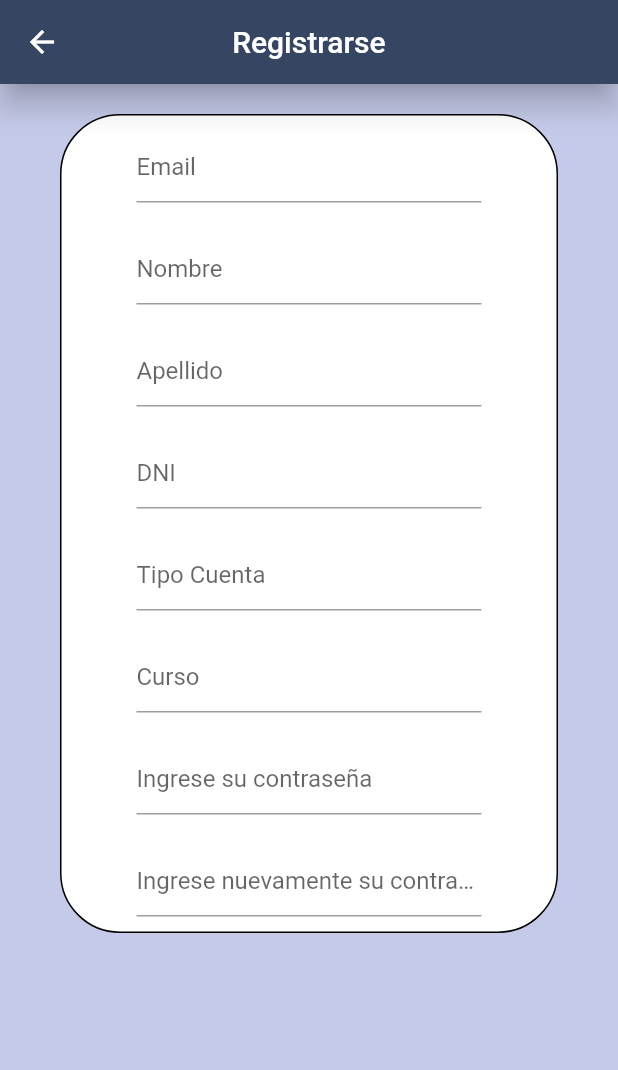
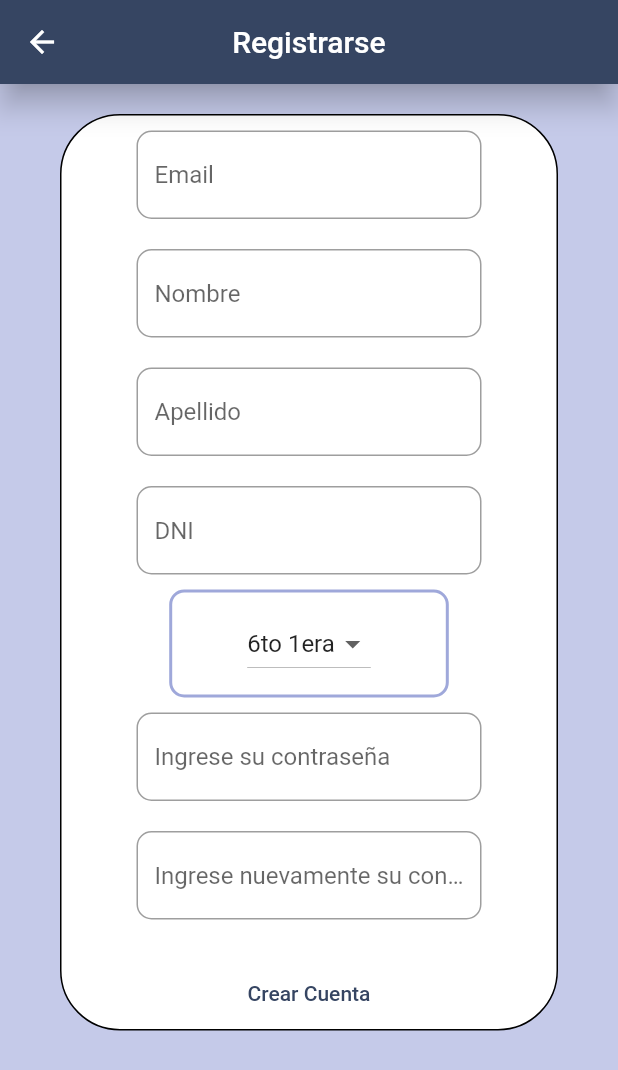
Before and after one commit to Julian-Alcaraz/schollinorder, a Flutter app: the CrearCuenta screen opened by its route, on a phone screen of 412 x 824 dp. Shown: the top 1070 px of the screen. Run offline on Flutter 3.47's test engine with Material 2 defaults, Android fonts, the phone set to English and light mode, and no system bars.

Commit message:
Botón "crear cuenta"

```diff
--- a/lib/UI/src/pages/login/crearcuenta.dart
+++ b/lib/UI/src/pages/login/crearcuenta.dart
@@ -1,7 +1,31 @@
 import 'package:flutter/material.dart';
 
-class CrearCuenta extends StatelessWidget {
+class CrearCuenta extends StatefulWidget {
   @override
+  _CrearCuentaState createState() => _CrearCuentaState();
+}
+
+class _CrearCuentaState extends State<CrearCuenta> {
+  List<String> listaCursos = [
+    "6to 1era",
+    "6to 2da",
+    "5to 1era",
+    "5to 2da",
+  ];
+  String valorCurso = "";
+
+  List<String> listaTipoCuenta = [
+    "Alumno/a",
+    "Profesor/a",
+    "Administrador/a",
+  ];
+  String ValorTipoCuenta = "";
+  @override
+  void initState() {
+    valorCurso = listaCursos.first;
+    super.initState();
+  }
+
   Widget build(BuildContext context) {
     return Scaffold(
       backgroundColor: Colors.indigo.shade100,
@@ -27,10 +51,21 @@ class CrearCuenta extends StatelessWidget {
                   camponombre(),
                   campoapellido(),
                   campodni(),
-                  campotipocuenta(),
-                  campocurso(),
+                  //          _botonDesplegableTipoCuenta(),
+                  _botonDesplegableCurso(),
                   campocontrasena(),
                   campoconfirmacioncontrasena(),
+                  Padding(
+                    padding: const EdgeInsets.only(top: 15),
+                    child: TextButton(
+                        onPressed: () {
+                          Navigator.of(context).pushNamed("/CrearCuenta");
+                        },
+                        child: Text('Crear Cuenta'),
+                        style: TextButton.styleFrom(
+                          primary: Color(0xFF364562),
+                        )),
+                  )
                 ],
               ),
             ),
@@ -39,7 +74,6 @@ class CrearCuenta extends StatelessWidget {
       ),
     );
   }
-}
 
   Widget campoemail() {
     return Container(
@@ -47,7 +81,10 @@ Widget campoemail() {
       child: TextField(
         decoration: InputDecoration(
             hintText: "Email",
-      ),
+            border: OutlineInputBorder(
+              borderRadius: BorderRadius.all(Radius.circular(10)),
+              borderSide: BorderSide(color: Colors.white, width: 1),
+            )),
       ),
     );
   }
@@ -58,7 +95,10 @@ Widget camponombre() {
       child: TextField(
         decoration: InputDecoration(
             hintText: "Nombre",
-      ),
+            border: OutlineInputBorder(
+              borderRadius: BorderRadius.all(Radius.circular(10)),
+              borderSide: BorderSide(color: Colors.white, width: 1),
+            )),
       ),
     );
   }
@@ -69,7 +109,10 @@ Widget campoapellido() {
       child: TextField(
         decoration: InputDecoration(
             hintText: "Apellido",
-      ),
+            border: OutlineInputBorder(
+              borderRadius: BorderRadius.all(Radius.circular(10)),
+              borderSide: BorderSide(color: Colors.white, width: 1),
+            )),
       ),
     );
   }
@@ -80,7 +123,10 @@ Widget campodni() {
       child: TextField(
         decoration: InputDecoration(
             hintText: "DNI",
-      ),
+            border: OutlineInputBorder(
+              borderRadius: BorderRadius.all(Radius.circular(10)),
+              borderSide: BorderSide(color: Colors.white, width: 1),
+            )),
       ),
     );
   }
@@ -113,7 +159,10 @@ Widget campocontrasena() {
       child: TextField(
         decoration: InputDecoration(
             hintText: "Ingrese su contraseña",
-      ),
+            border: OutlineInputBorder(
+              borderRadius: BorderRadius.all(Radius.circular(10)),
+              borderSide: BorderSide(color: Colors.white, width: 1),
+            )),
       ),
     );
   }
@@ -124,7 +173,83 @@ Widget campoconfirmacioncontrasena() {
       child: TextField(
         decoration: InputDecoration(
             hintText: "Ingrese nuevamente su contraseña",
-      ),
+            border: OutlineInputBorder(
+              borderRadius: BorderRadius.all(Radius.circular(10)),
+              borderSide: BorderSide(color: Colors.white, width: 1),
+            )),
       ),
     );
   }
+
+  Widget _botonDesplegableCurso() {
+    return Container(
+      padding: EdgeInsets.symmetric(horizontal: 50, vertical: 10),
+      decoration: BoxDecoration(
+          borderRadius: BorderRadius.all(Radius.circular(10)),
+          border: Border.all(
+            color: Colors.indigo.shade200,
+            width: 2,
+          ),
+          color: Colors.white),
+      child: DropdownButton<String>(
+        //PERSONALIZACION
+        dropdownColor: Colors.white,
+        hint: Text(
+          "",
+          style: TextStyle(color: Colors.black),
+        ),
+        //FUNCIONALIDAD
+        items: listaCursos.map((String showedOption) {
+          return DropdownMenuItem(
+            value: showedOption,
+            child: Text(showedOption),
+          );
+        }).toList(),
+        onChanged: (selectedOption) {
+          setState(() {
+            valorCurso = selectedOption;
+          });
+          // _cambioDeturno(valorCurso);
+        },
+        value: valorCurso,
+      ),
+    );
+  }
+
+  Widget _botonDesplegableTipoCuenta() {
+    return Container(
+      margin: EdgeInsets.symmetric(horizontal: 10),
+      padding: EdgeInsets.symmetric(horizontal: 15, vertical: 0),
+      decoration: BoxDecoration(
+        borderRadius: BorderRadius.all(Radius.circular(10)),
+        border: Border.all(
+          color: Colors.indigo.shade200,
+          width: 2,
+        ),
+        color: Colors.indigo.shade100,
+      ),
+      child: DropdownButton<String>(
+        //PERSONALIZACION
+        dropdownColor: Colors.indigo.shade100,
+        hint: Text(
+          "",
+          style: TextStyle(color: Colors.black),
+        ),
+        //FUNCIONALIDAD
+        items: listaTipoCuenta.map((String showedOption) {
+          return DropdownMenuItem(
+            value: showedOption,
+            child: Text(showedOption),
+          );
+        }).toList(),
+        onChanged: (selectedOption) {
+          setState(() {
+            ValorTipoCuenta = selectedOption;
+          });
+          // _cambioDeturno(valorCurso);
+        },
+        value: valorCurso,
+      ),
+    );
+  }
+}
```
Also changed, not shown: lib/UI/src/pages/login/login.dart (+19 -10 lines). Lines whose indentation alone changed are shown as unchanged.
